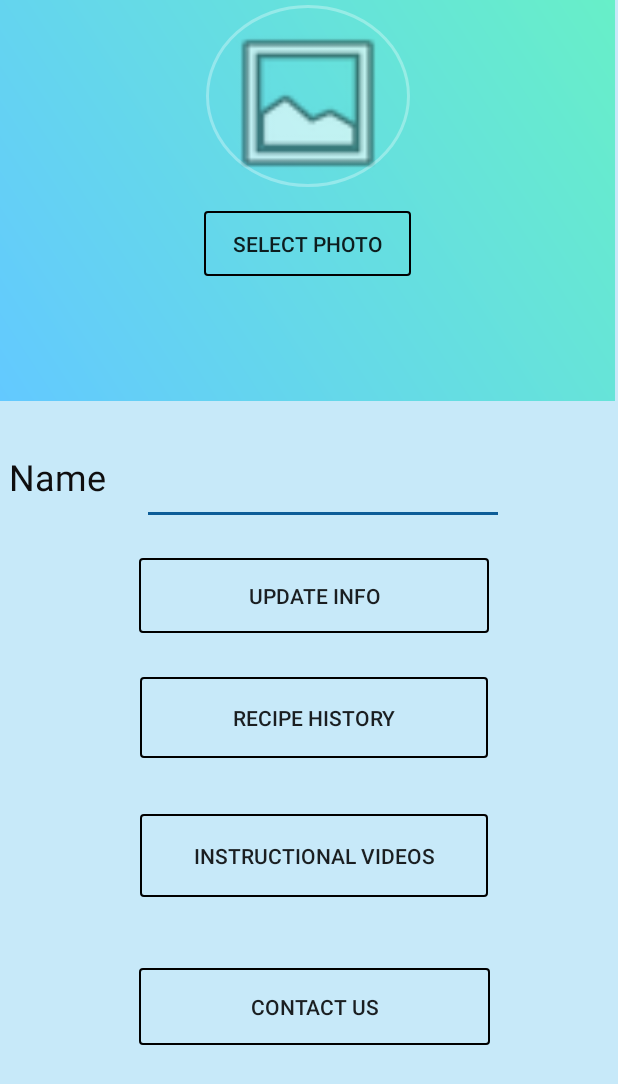
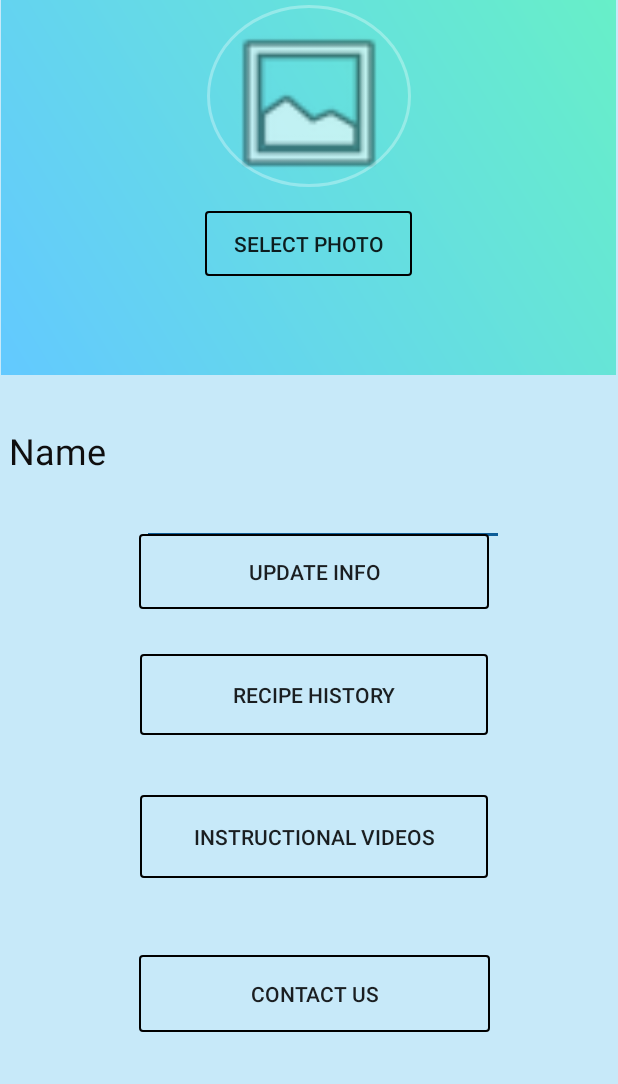
Before and after one commit to name-in-use/Cookle-Recipe-Search-engine, an Android app: the Activityprofile screen opened directly, with no data from a screen before it, on a phone screen of 412 x 824 dp. Shown: the top 1084 px of the screen. Run offline under Robolectric (Android 15) with nearby library versions, the phone set to English and light mode, and no system bars.

Commit message:
display changes

```diff
--- a/app/src/main/res/layout/activity_profile.xml
+++ b/app/src/main/res/layout/activity_profile.xml
@@ -27,11 +27,15 @@
     <android.support.constraint.ConstraintLayout
         android:id="@+id/rellay1"
         android:layout_width="410dp"
-        android:layout_height="267dp"
+        android:layout_height="250dp"
+        android:layout_marginEnd="1dp"
+        android:layout_marginBottom="34dp"
         android:background="@drawable/grad"
-        tools:ignore="MissingConstraints"
-        tools:layout_editor_absoluteX="0dp"
-        tools:layout_editor_absoluteY="0dp">
+        app:layout_constraintBottom_toTopOf="@+id/username"
+        app:layout_constraintEnd_toEndOf="parent"
+        app:layout_constraintStart_toStartOf="parent"
+        app:layout_constraintTop_toTopOf="parent"
+        tools:ignore="MissingConstraints">
 
         <RelativeLayout
             android:id="@+id/imgUser"
@@ -78,8 +82,8 @@
             android:layout_width="138dp"
             android:layout_height="43dp"
             android:layout_marginTop="16dp"
+            android:background="@drawable/button_bg"
             android:text="Select photo"
-            android:background="@drawable/button_bg"
 
             app:layout_constraintEnd_toEndOf="parent"
             app:layout_constraintStart_toStartOf="parent"
```
Also changed, not shown: app/src/main/res/layout/activity_main.xml (+2 -15 lines).
